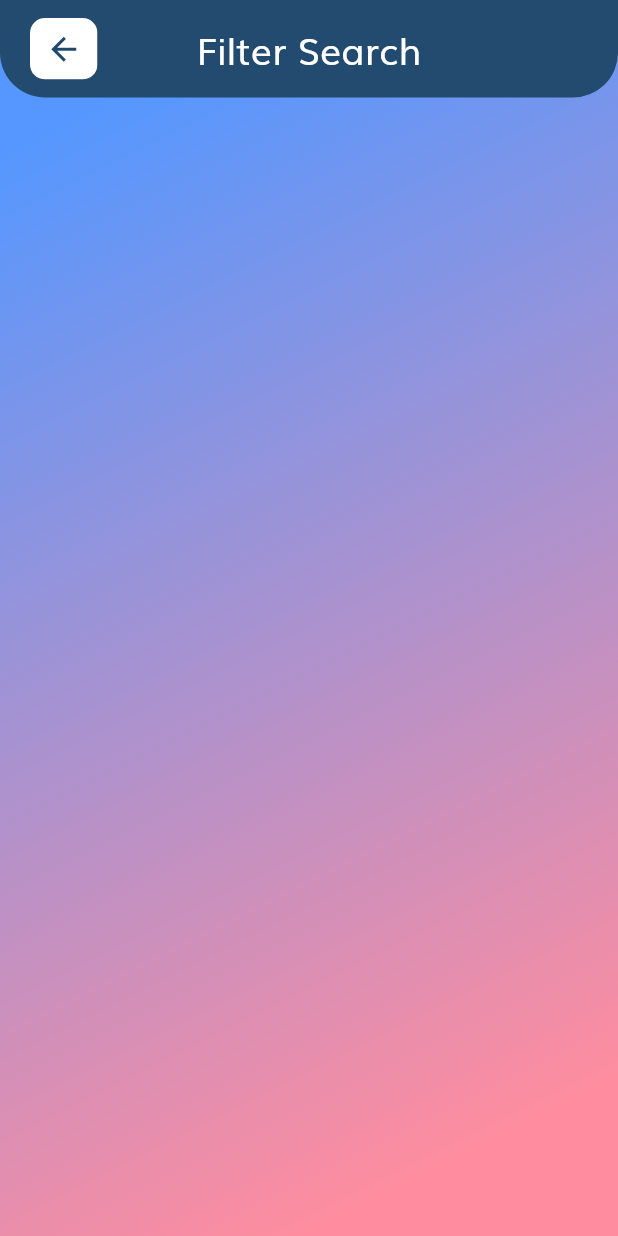
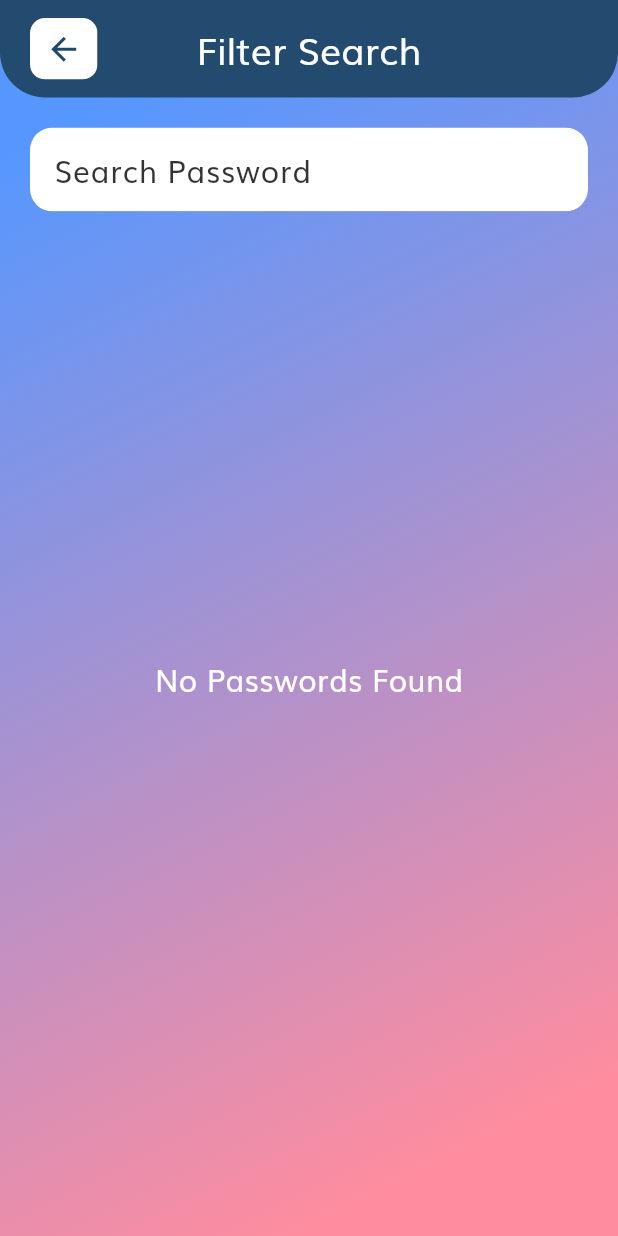
Before and after one commit to SHRIKUNJ1010/PassMana, a Flutter app: the FilterSearchScreen screen opened by its route, on a phone screen of 412 x 824 dp. Run offline on Flutter 3.47's test engine with Material 3 defaults, Android fonts, the light colour scheme and no system bars; our stand-ins replace file_picker, flutter_redux, fluttericon, go_router, objectbox, redux; generated files the repository leaves out were written again.

Commit message:
- search passwords based on keyword added

```diff
--- a/lib/data_object_box/password_box.dart
+++ b/lib/data_object_box/password_box.dart
@@ -54,6 +54,13 @@ class PasswordBox {
     return _passwordBox.getAll();
   }
 
+  List<Password> getAllPasswordsWithRecentlyCreatedFirst() {
+    //build query password based on created date in descending order
+    final Query<Password> query = (_passwordBox.query()..order(Password_.createdOn, flags: Order.descending)).build();
+    List<Password> tempList = query.find();
+    return tempList;
+  }
+
   addAllPasswords(List<Password> tempPasswords) {
     _passwordBox.putMany(tempPasswords);
   }
@@ -76,6 +83,20 @@ class PasswordBox {
     return tempList;
   }
 
+  List<Password> getPasswordBasedOnKeyword(String keyword) {
+    final Query<Password> query = (_passwordBox.query(Password_.title
+            .contains(keyword)
+            .or(Password_.subTitle.contains(keyword))
+            .or(Password_.userName.contains(keyword))
+            .or(Password_.websiteUrl.contains(keyword))
+            .or(Password_.note.contains(keyword)))
+          ..order(Password_.createdOn, flags: Order.descending))
+        .build();
+
+    List<Password> tempList = query.find();
+    return tempList;
+  }
+
   assignPasswordToGroup(Password password, Group group) {
     password.group.target = group;
     _passwordBox.put(
--- a/lib/domain_redux/app_state.dart
+++ b/lib/domain_redux/app_state.dart
@@ -18,6 +18,7 @@ class AppState {
   final List<SecretNote>? secretNoteList;
   final List<Map<Group, bool>>? selectedGroupsForFilterList;
   final String searchKeyword;
+  final List<Password>? searchedPasswordList;
 
   AppState({
     this.user,
@@ -29,6 +30,7 @@ class AppState {
     this.secretNoteList,
     this.selectedGroupsForFilterList,
     this.searchKeyword = '',
+    this.searchedPasswordList,
   });
 
   AppState copyWith({
@@ -41,6 +43,7 @@ class AppState {
     List<SecretNote>? secretNoteList,
     List<Map<Group, bool>>? selectedGroupsForFilterList,
     String? searchKeyword,
+    List<Password>? searchedPasswordList,
   }) {
     return AppState(
       user: user ?? this.user,
@@ -52,6 +55,7 @@ class AppState {
       secretNoteList: secretNoteList ?? this.secretNoteList,
       selectedGroupsForFilterList: selectedGroupsForFilterList ?? this.selectedGroupsForFilterList,
       searchKeyword: searchKeyword ?? this.searchKeyword,
+      searchedPasswordList: searchedPasswordList ?? this.searchedPasswordList,
     );
   }
 
@@ -65,6 +69,7 @@ class AppState {
       cardList.hashCode ^
       secretNoteList.hashCode ^
       searchKeyword.hashCode ^
+      searchedPasswordList.hashCode ^
       selectedGroupsForFilterList.hashCode;
 
   @override
@@ -80,6 +85,7 @@ class AppState {
             cardList == other.cardList &&
             secretNoteList == other.secretNoteList &&
             searchKeyword == other.searchKeyword &&
+            searchedPasswordList == other.searchedPasswordList &&
             selectedGroupsForFilterList == other.selectedGroupsForFilterList;
   }
 }
--- a/lib/domain_redux/filter_search/filter_search_reducer.dart
+++ b/lib/domain_redux/filter_search/filter_search_reducer.dart
@@ -16,5 +16,8 @@ AppState _onSelectedGroupForFilterListChanged(AppState state, SelectedGroupForFi
 }
 
 AppState _onSearchKeywordChanged(AppState state, SearchKeywordChanged action) {
-  return state.copyWith(searchKeyword: action.searchKeyword);
+  return state.copyWith(
+    searchKeyword: action.searchKeyword,
+    searchedPasswordList: action.searchedPasswordList,
+  );
 }
--- a/lib/domain_redux/filter_search/filter_search_selector.dart
+++ b/lib/domain_redux/filter_search/filter_search_selector.dart
@@ -4,7 +4,10 @@
 
 import 'package:passmana/domain_redux/app_state.dart';
 import 'package:passmana/model/group_model.dart';
+import 'package:passmana/model/password_model.dart';
 
 String getSearchKeyword(AppState state) => state.searchKeyword;
 
 List<Map<Group, bool>> getSelectedGroupsForFilterList(AppState state) => state.selectedGroupsForFilterList ?? [];
+
+List<Password> getSearchedPasswordList(AppState state) => state.searchedPasswordList ?? [];
--- a/lib/main.dart
+++ b/lib/main.dart
@@ -56,7 +56,7 @@ class MyApp extends StatelessWidget {
     return flutter_redux.StoreProvider<AppState>(
       store: store,
       child: flutter_redux.StoreConnector<AppState, String>(
-        onInit: (store) {
+        onInit: (redux.Store<AppState> store) {
           store.dispatch(LoadUser());
         },
         converter: (redux.Store<AppState> store) {
--- a/lib/presentation/password/filter_search/filter_search_screen.dart
+++ b/lib/presentation/password/filter_search/filter_search_screen.dart
@@ -5,12 +5,16 @@
 import 'package:flutter/material.dart';
 import 'package:flutter_redux/flutter_redux.dart';
 import 'package:passmana/domain_redux/app_state.dart';
+import 'package:passmana/domain_redux/filter_search/filter_search_actions.dart';
 import 'package:passmana/localization/app_localization.dart';
 import 'package:passmana/presentation/common/custom_app_bar.dart';
 import 'package:passmana/presentation/password/filter_search/filter_search_view_model.dart';
+import 'package:passmana/presentation/password/filter_search/search_password_field.dart';
+import 'package:passmana/presentation/password/password_common_list_tile.dart';
 import 'package:passmana/utility/color.dart';
 import 'package:passmana/utility/text_utility/text_styles.dart';
 import 'package:passmana/utility/utility.dart';
+import 'package:redux/redux.dart';
 
 class FilterSearchScreen extends StatelessWidget {
   const FilterSearchScreen({super.key});
@@ -19,12 +23,33 @@ class FilterSearchScreen extends StatelessWidget {
   Widget build(BuildContext context) {
     return StoreConnector<AppState, FilterSearchViewModel>(
       converter: FilterSearchViewModel.fromStore,
+      onInit: (Store<AppState> store) {
+        store.dispatch(InitializeFilter());
+      },
       builder: (BuildContext context, FilterSearchViewModel vm) {
+        final double width = MediaQuery.of(context).size.width;
         return Container(
           decoration: Utility.getCommonBackgroundDecoration(),
           child: Scaffold(
             backgroundColor: Colors.transparent,
             appBar: getAppBar(vm, context),
+            body: SafeArea(
+              child: Column(
+                children: [
+                  Padding(
+                    padding: const EdgeInsets.fromLTRB(20, 20, 20, 20),
+                    child: SearchPasswordField(
+                      onTextChanged: (val) {
+                        vm.changeKeyword.call(val);
+                      },
+                    ),
+                  ),
+                  Expanded(
+                    child: getPasswordListView(width, vm, context),
+                  ),
+                ],
+              ),
+            ),
           ),
         );
       },
@@ -71,4 +96,39 @@ class FilterSearchScreen extends StatelessWidget {
       ],
     );
   }
+
+  Widget getPasswordListView(double width, FilterSearchViewModel vm, BuildContext context) {
+    return vm.searchedPasswordList.isEmpty
+        ? Padding(
+            padding: const EdgeInsets.fromLTRB(20, 20, 20, 100),
+            child: SizedBox(
+              width: width - 40,
+              child: Center(
+                child: Text(
+                  getTranslated('no_passwords_found', context),
+                  style: TextStyles.getTitleWhiteText(20),
+                ),
+              ),
+            ),
+          )
+        : ListView.builder(
+            padding: const EdgeInsets.fromLTRB(20, 0, 20, 80),
+            shrinkWrap: true,
+            itemCount: vm.searchedPasswordList.length,
+            itemBuilder: (BuildContext context, int index) {
+              return Padding(
+                padding: const EdgeInsets.fromLTRB(0, 5, 0, 5),
+                child: PasswordCommonListTile(
+                  password: vm.searchedPasswordList[index],
+                  onTap: () {
+                    vm.onPasswordTileTap.call(vm.searchedPasswordList[index].id);
+                  },
+                  onClipboardTap: () {
+                    vm.onCopyTap.call(vm.searchedPasswordList[index].password);
+                  },
+                ),
+              );
+            },
+          );
+  }
 }
--- a/lib/presentation/password/filter_search/filter_search_view_model.dart
+++ b/lib/presentation/password/filter_search/filter_search_view_model.dart
@@ -6,12 +6,18 @@ import 'package:passmana/domain_redux/app_state.dart';
 import 'package:passmana/domain_redux/filter_search/filter_search_actions.dart';
 import 'package:passmana/domain_redux/filter_search/filter_search_selector.dart';
 import 'package:passmana/model/group_model.dart';
+import 'package:passmana/model/password_model.dart';
 import 'package:passmana/router/router.dart';
+import 'package:passmana/utility/page_routes_utility/page_routes.dart';
+import 'package:passmana/utility/utility.dart';
 import 'package:redux/redux.dart';
 
 class FilterSearchViewModel {
   final String searchKeyword;
   final List<Map<Group, bool>> selectedGroupsForFilterList;
+  final List<Password> searchedPasswordList;
+  final Function(int) onPasswordTileTap;
+  final Function(String) onCopyTap;
   final Function(int) changeSelectionOfGroup;
   final Function(String) changeKeyword;
   final Function onBackPress;
@@ -19,6 +25,9 @@ class FilterSearchViewModel {
   FilterSearchViewModel({
     required this.searchKeyword,
     required this.selectedGroupsForFilterList,
+    required this.searchedPasswordList,
+    required this.onPasswordTileTap,
+    required this.onCopyTap,
     required this.changeSelectionOfGroup,
     required this.changeKeyword,
     required this.onBackPress,
@@ -28,11 +37,19 @@ class FilterSearchViewModel {
     return FilterSearchViewModel(
       searchKeyword: getSearchKeyword(store.state),
       selectedGroupsForFilterList: getSelectedGroupsForFilterList(store.state),
+      searchedPasswordList: getSearchedPasswordList(store.state),
+      //TODO: put filter for selection of group and filtering search results based on group too
       changeSelectionOfGroup: (int groupId) {
         store.dispatch(ChangeSelectionOfGroup(groupId: groupId));
       },
       changeKeyword: (String searchKeyword) {
         store.dispatch(ChangeKeyword(searchKeyword: searchKeyword));
+      },
+      onPasswordTileTap: (id) {
+        router.push(AppRoutes.passwordDetails, extra: id);
+      },
+      onCopyTap: (val) async {
+        await Utility.copyToClipboard(val);
       },
       onBackPress: () {
         router.pop();
--- /dev/null
+++ b/lib/presentation/password/filter_search/search_password_field.dart
@@ -0,0 +1,43 @@
+/*
+* Created by Shrikunj Patel on 12/18/2023.
+*/
+
+import 'package:flutter/material.dart';
+import 'package:passmana/localization/app_localization.dart';
+import 'package:passmana/utility/color.dart';
+import 'package:passmana/utility/text_utility/text_styles.dart';
+
+class SearchPasswordField extends StatelessWidget {
+  final Function(String) onTextChanged;
+
+  const SearchPasswordField({
+    required this.onTextChanged,
+    super.key,
+  });
+
+  @override
+  Widget build(BuildContext context) {
+    return ClipRRect(
+      borderRadius: BorderRadius.circular(15),
+      child: Material(
+        color: AppColors.mWhite,
+        elevation: 2,
+        borderRadius: BorderRadius.circular(10),
+        child: Padding(
+          padding: const EdgeInsets.fromLTRB(16, 4, 8, 4),
+          child: TextField(
+            onChanged: (val) {
+              onTextChanged.call(val);
+            },
+            style: TextStyles.getTitleTransparentBlackText(fontSize: 20, opacity: 0.8),
+            decoration: InputDecoration(
+              hintText: getTranslated("search_password", context),
+              hintStyle: TextStyles.getTitleTransparentBlackText(fontSize: 20, opacity: 0.8),
+              border: InputBorder.none,
+            ),
+          ),
+        ),
+      ),
+    );
+  }
+}
--- a/lib/presentation/settings/settings_item_list/settings_item_list_screen.dart
+++ b/lib/presentation/settings/settings_item_list/settings_item_list_screen.dart
@@ -55,7 +55,8 @@ class SettingsItemListScreen extends StatelessWidget {
             body: ListView(
               children: [
                 const SizedBox(height: 20),
-                Container(
+                //TODO: add when autofill is available
+                /*Container(
                   decoration: BoxDecoration(
                     borderRadius: BorderRadius.circular(5),
                     color: AppColors.mWhite,
@@ -78,7 +79,7 @@ class SettingsItemListScreen extends StatelessWidget {
                       ),
                     ],
                   ),
-                ),
+                ),*/
                 Container(
                   decoration: BoxDecoration(
                     borderRadius: BorderRadius.circular(5),
```
Also changed, not shown: lib/domain_redux/filter_search/filter_search_actions.dart (+6 -1 lines), lib/domain_redux/filter_search/filter_search_middleware.dart (+18 -2 lines).
